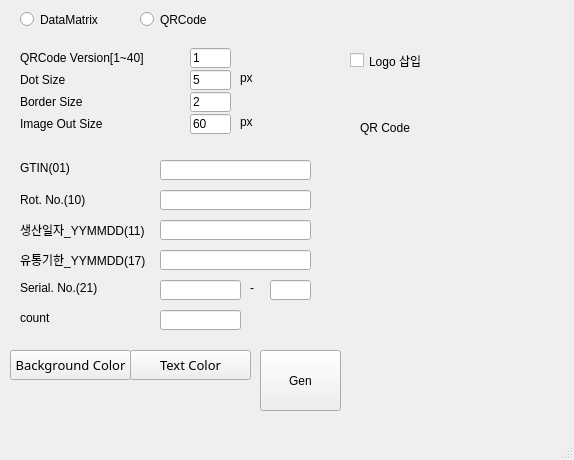
The window that UDI_qrcode_gen_r01.ui (hyunsub-shin/UDI_QRCode_gen) describes before a commit, drawn with Qt 5.
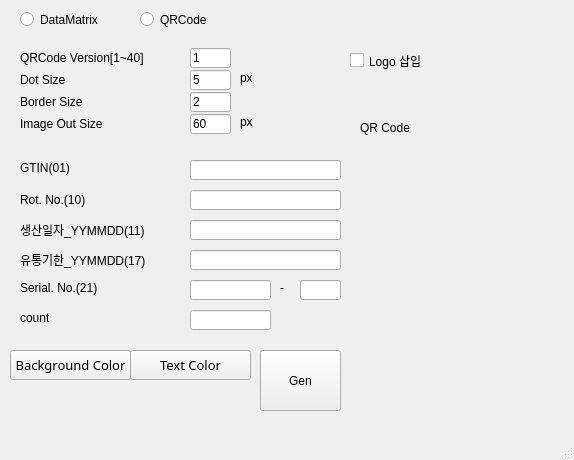
The same window after the commit.

Commit message: win10에서 label 글씨 잘림 수정

```diff
--- a/UDI_qrcode_gen_r01.ui
+++ b/UDI_qrcode_gen_r01.ui
@@ -263,7 +263,7 @@
      <rect>
       <x>20</x>
       <y>192</y>
-      <width>81</width>
+      <width>101</width>
       <height>16</height>
      </rect>
     </property>
@@ -276,7 +276,7 @@
      <rect>
       <x>20</x>
       <y>280</y>
-      <width>91</width>
+      <width>101</width>
       <height>16</height>
      </rect>
     </property>
@@ -287,7 +287,7 @@
    <widget class="QLineEdit" name="lineEdit_gtin">
     <property name="geometry">
      <rect>
-      <x>160</x>
+      <x>190</x>
       <y>160</y>
       <width>151</width>
       <height>20</height>
@@ -300,7 +300,7 @@
    <widget class="QLineEdit" name="lineEdit_rot">
     <property name="geometry">
      <rect>
-      <x>160</x>
+      <x>190</x>
       <y>190</y>
       <width>151</width>
       <height>20</height>
@@ -313,7 +313,7 @@
    <widget class="QLineEdit" name="lineEdit_serial">
     <property name="geometry">
      <rect>
-      <x>160</x>
+      <x>190</x>
       <y>280</y>
       <width>81</width>
       <height>20</height>
@@ -326,7 +326,7 @@
    <widget class="QLabel" name="label_9">
     <property name="geometry">
      <rect>
-      <x>250</x>
+      <x>280</x>
       <y>280</y>
       <width>16</width>
       <height>16</height>
@@ -339,7 +339,7 @@
    <widget class="QLineEdit" name="lineEdit_s_no">
     <property name="geometry">
      <rect>
-      <x>270</x>
+      <x>300</x>
       <y>280</y>
       <width>41</width>
       <height>20</height>
@@ -365,7 +365,7 @@
    <widget class="QLineEdit" name="lineEdit_count">
     <property name="geometry">
      <rect>
-      <x>160</x>
+      <x>190</x>
       <y>310</y>
       <width>81</width>
       <height>20</height>
@@ -445,7 +445,7 @@
      <rect>
       <x>20</x>
       <y>222</y>
-      <width>131</width>
+      <width>161</width>
       <height>16</height>
      </rect>
     </property>
@@ -456,7 +456,7 @@
    <widget class="QLineEdit" name="lineEdit_date">
     <property name="geometry">
      <rect>
-      <x>160</x>
+      <x>190</x>
       <y>220</y>
       <width>151</width>
       <height>20</height>
@@ -469,7 +469,7 @@
    <widget class="QLineEdit" name="lineEdit_expiration">
     <property name="geometry">
      <rect>
-      <x>160</x>
+      <x>190</x>
       <y>250</y>
       <width>151</width>
       <height>20</height>
@@ -484,7 +484,7 @@
      <rect>
       <x>20</x>
       <y>252</y>
-      <width>141</width>
+      <width>161</width>
       <height>16</height>
      </rect>
     </property>
```
